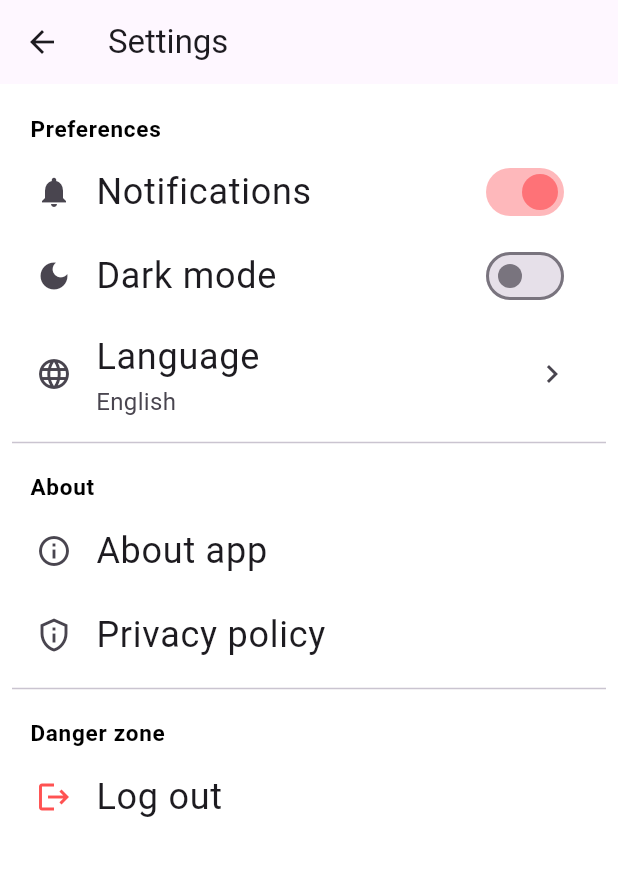
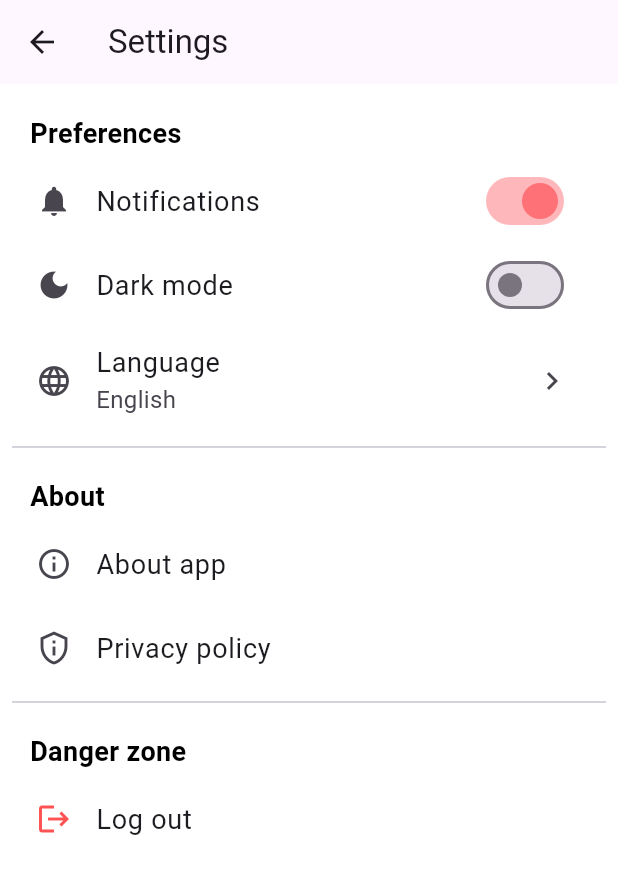
Before and after one commit to YoussefGhonem1/charity_app, a Flutter app: the SettingsScreen screen opened by its route, on a phone screen of 412 x 824 dp. Shown: the top 874 px of the screen. Run offline on Flutter 3.47's test engine with Material 3 defaults, Android fonts, the phone set to English and light mode, and no system bars; our stand-ins replace confetti, dots_indicator, flutter_svg, vector_graphics; network calls fail.

Commit message:
fix:some fixes

```diff
--- a/lib/src/features/profile_management/edit_profile_screen.dart
+++ b/lib/src/features/profile_management/edit_profile_screen.dart
@@ -10,7 +10,7 @@ class EditProfileScreen extends StatefulWidget {
 
 class _EditProfileScreenState extends State<EditProfileScreen> {
   final _formKey = GlobalKey<FormState>();
-  final TextEditingController _nameController = TextEditingController(text: 'Mr Hegazy');
+  final TextEditingController _nameController = TextEditingController(text: 'Mr Hegazy' );
   final TextEditingController _emailController = TextEditingController(text: 'hegazy@example.com');
   final TextEditingController _phoneController = TextEditingController(text: '+201234567890');
 
@@ -52,7 +52,7 @@ class _EditProfileScreenState extends State<EditProfileScreen> {
               TextFormField(
                 controller: _nameController,
                 decoration: const InputDecoration(
-                  labelText: 'Full name',
+                  labelText: 'Full name' ,
                   prefixIcon: Icon(Icons.person),
                 ),
                 textInputAction: TextInputAction.next,
--- a/lib/src/features/profile_management/settings_screen.dart
+++ b/lib/src/features/profile_management/settings_screen.dart
@@ -10,7 +10,7 @@ class SettingsScreen extends StatefulWidget {
 
 class _SettingsScreenState extends State<SettingsScreen> {
   bool _notificationsEnabled = true;
-  bool _darkModeEnabled = false; // Demo only; not wiring a full theme switch here
+  bool _darkModeEnabled = false;
   String _language = 'English';
 
   @override
@@ -27,7 +27,7 @@ class _SettingsScreenState extends State<SettingsScreen> {
               setState(() => _notificationsEnabled = value);
               _toast('Notifications ${value ? 'enabled' : 'disabled'}');
             },
-            title: const Text('Notifications'),
+            title: const Text('Notifications', style: TextStyle(fontSize: 18)),
             secondary: const Icon(Icons.notifications),
             activeColor: AppColors.primaryColor,
           ),
@@ -37,13 +37,13 @@ class _SettingsScreenState extends State<SettingsScreen> {
               setState(() => _darkModeEnabled = value);
               _toast('Dark mode ${value ? 'enabled' : 'disabled'}');
             },
-            title: const Text('Dark mode'),
+            title: const Text('Dark mode', style: TextStyle(fontSize: 18)),
             secondary: const Icon(Icons.dark_mode),
             activeColor: AppColors.primaryColor,
           ),
           ListTile(
             leading: const Icon(Icons.language),
-            title: const Text('Language'),
+            title: const Text('Language', style: TextStyle(fontSize: 18)),
             subtitle: Text(_language),
             trailing: const Icon(Icons.chevron_right),
             onTap: _pickLanguage,
@@ -53,7 +53,7 @@ class _SettingsScreenState extends State<SettingsScreen> {
           _buildSectionTitle(context, 'About'),
           ListTile(
             leading: const Icon(Icons.info_outline),
-            title: const Text('About app'),
+            title: const Text('About app', style: TextStyle(fontSize: 18)),
             onTap: () {
               showAboutDialog(
                 context: context,
@@ -65,7 +65,7 @@ class _SettingsScreenState extends State<SettingsScreen> {
           ),
           ListTile(
             leading: const Icon(Icons.privacy_tip_outlined),
-            title: const Text('Privacy policy'),
+            title: const Text('Privacy policy', style: TextStyle(fontSize: 18)),
             onTap: () {
               _toast('Open privacy policy');
             },
@@ -75,7 +75,7 @@ class _SettingsScreenState extends State<SettingsScreen> {
           _buildSectionTitle(context, 'Danger zone'),
           ListTile(
             leading: const Icon(Icons.logout, color: Colors.redAccent),
-            title: const Text('Log out'),
+            title: const Text('Log out', style: TextStyle(fontSize: 18)),
             onTap: _confirmLogout,
           ),
         ],
@@ -88,15 +88,15 @@ class _SettingsScreenState extends State<SettingsScreen> {
       padding: const EdgeInsets.fromLTRB(12, 12, 12, 4),
       child: Text(
         text,
-        style: Theme.of(context).textTheme.labelMedium,
+        style: TextStyle(fontSize: 18, fontWeight: FontWeight.bold),
       ),
     );
   }
 
   void _toast(String message) {
-    ScaffoldMessenger.of(context).showSnackBar(
-      SnackBar(content: Text(message)),
-    );
+    ScaffoldMessenger.of(
+      context,
+    ).showSnackBar(SnackBar(content: Text(message)));
   }
 
   Future<void> _pickLanguage() async {
@@ -140,7 +140,10 @@ class _SettingsScreenState extends State<SettingsScreen> {
             ),
             TextButton(
               onPressed: () => Navigator.pop(context, true),
-              child: Text('Log out', style: TextStyle(color: AppColors.primaryColor)),
+              child: Text(
+                'Log out',
+                style: TextStyle(color: AppColors.primaryColor),
+              ),
             ),
           ],
         );
```
Also changed, not shown: lib/src/features/profile_management/profile_management_screen.dart (+22 -30 lines), lib/src/features/profile_management/transactions_screen.dart (+36 -9 lines), 1 other file.
